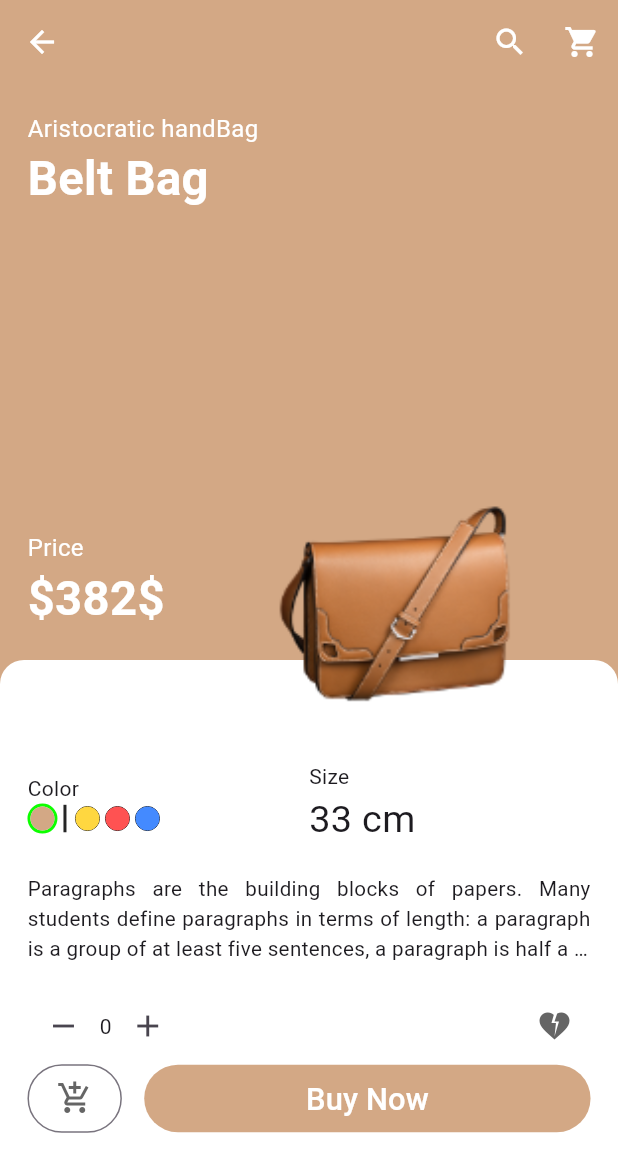
After one commit to Mahmoud-Magdy17/market_app_women_category_page, a Flutter app: the screen it shows after launch, after a tap on "Belt Bag", on a phone screen of 412 x 824 dp. The commit adds this screen. Shown: the top 1172 px of the screen. Run offline on Flutter 3.47's test engine with Material 3 defaults, Android fonts, the phone set to English and light mode, and no system bars; our stand-ins replace flutter_screenutil.

Commit message:
Category Item page

```diff
--- /dev/null
+++ b/lib/constants/colors.dart
@@ -0,0 +1,7 @@
+import 'dart:ui';
+
+import 'package:flutter/material.dart';
+
+const Color myRed = Colors.redAccent;
+const Color myBlue = Colors.blueAccent;
+const Color myYello = Colors.amberAccent;
--- /dev/null
+++ b/lib/constants/women_handbag.dart
@@ -0,0 +1,76 @@
+import 'package:flutter/material.dart';
+import 'package:task_1/models/grid_item.dart';
+
+List<GridItem> handBagItemList = [
+  GridItem(
+    addedToCart: false,
+    bgColor: const Color(0xff4382B1),
+    path: "lib/assets/images/bag_1.png",
+    itemName: "Office Code",
+    price: "129\$",
+    categroy: Category.handBag,
+    discribtion:
+        "Paragraphs are the building blocks of papers. Many students define paragraphs in terms of length: a paragraph is a group of at least five sentences, a paragraph is half a page long, etc.",
+    size: 31,
+    numberOfItems: 0,
+  ),
+  GridItem(
+    addedToCart: false,
+    bgColor: const Color(0xffD3A885),
+    path: "lib/assets/images/bag_2.png",
+    itemName: "Belt Bag",
+    price: "382\$",
+    categroy: Category.handBag,
+    discribtion:
+        "Paragraphs are the building blocks of papers. Many students define paragraphs in terms of length: a paragraph is a group of at least five sentences, a paragraph is half a page long, etc.",
+    size: 33,
+    numberOfItems: 0,
+  ),
+  GridItem(
+    addedToCart: false,
+    bgColor: const Color(0xff9A9494),
+    path: "lib/assets/images/bag_3.png",
+    itemName: "Hang Up",
+    price: "194\$",
+    categroy: Category.handBag,
+    discribtion:
+        "Paragraphs are the building blocks of papers. Many students define paragraphs in terms of length: a paragraph is a group of at least five sentences, a paragraph is half a page long, etc.",
+    size: 19,
+    numberOfItems: 0,
+  ),
+  GridItem(
+    addedToCart: false,
+    bgColor: const Color(0xffE5B39A),
+    path: "lib/assets/images/bag_4.png",
+    itemName: "Old Fation",
+    price: "523\$",
+    categroy: Category.handBag,
+    discribtion:
+        "Paragraphs are the building blocks of papers. Many students define paragraphs in terms of length: a paragraph is a group of at least five sentences, a paragraph is half a page long, etc.",
+    size: 22,
+    numberOfItems: 0,
+  ),
+  GridItem(
+    addedToCart: false,
+    bgColor: const Color(0xffF77C81),
+    path: "lib/assets/images/bag_5.png",
+    itemName: "Binky Bink",
+    price: "234\$",
+    categroy: Category.handBag,
+    discribtion:
+        "Paragraphs are the building blocks of papers. Many students define paragraphs in terms of length: a paragraph is a group of at least five sentences, a paragraph is half a page long, etc.",
+    size: 10,
+    numberOfItems: 0,
+  ),
+  GridItem(
+    addedToCart: false,
+      numberOfItems: 0,
+      bgColor: const Color(0xffAEAEB0),
+      path: "lib/assets/images/bag_6.png",
+      itemName: "Gentle Black",
+      price: "176\$",
+      categroy: Category.handBag,
+      discribtion:
+          "Paragraphs are the building blocks of papers. Many students define paragraphs in terms of length: a paragraph is a group of at least five sentences, a paragraph is half a page long, etc.",
+      size: 18),
+];
--- a/lib/models/grid_item.dart
+++ b/lib/models/grid_item.dart
@@ -1,11 +1,26 @@
 import 'dart:ui';
+
+enum Category { handBag, jewellery, footwear, dresses }
 
 class GridItem {
   final String path;
   final String itemName;
   final String price;
   final Color bgColor;
-  const GridItem( {required this.bgColor,
+  final Category categroy;
+  int size = 16;
+  final String discribtion;
+  int? numberOfItems = 0;
+  bool? loved = false;
+  bool? addedToCart = false;
+  GridItem({
+    this.addedToCart,
+    this.loved,
+    required this.discribtion,
+    this.size = 16,
+    this.numberOfItems = 0,
+    required this.categroy,
+    required this.bgColor,
     required this.path,
     required this.itemName,
     required this.price,
--- /dev/null
+++ b/lib/pages/category_item_page.dart
@@ -0,0 +1,377 @@
+import 'dart:developer';
+
+import 'package:flutter/material.dart';
+import 'package:flutter_screenutil/flutter_screenutil.dart';
+import 'package:task_1/constants/colors.dart';
+import 'package:task_1/models/grid_item.dart';
+
+class CategoryItemPage extends StatefulWidget {
+  const CategoryItemPage({super.key, required this.gridItem});
+  final GridItem gridItem;
+  @override
+  State<CategoryItemPage> createState() => _CategoryItemPageState();
+}
+
+class _CategoryItemPageState extends State<CategoryItemPage> {
+  Map<Category, String> categories = {
+    Category.dresses: "dresses",
+    Category.footwear: "footwear",
+    Category.handBag: "handBag",
+    Category.jewellery: "jewellery",
+  };
+  Color? itemColor;
+  @override
+  void initState() {
+    super.initState();
+    itemColor = widget.gridItem.bgColor;
+  }
+
+  addToCart() {
+    setState(() {
+      widget.gridItem.addedToCart = widget.gridItem.addedToCart == false;
+      log("message");
+    });
+  }
+
+  void loveItem() {
+    setState(() {
+      widget.gridItem.loved = widget.gridItem.loved == false;
+    });
+  }
+
+  void incrementAdd() {
+    setState(() {
+      widget.gridItem.numberOfItems = widget.gridItem.numberOfItems! + 1;
+    });
+  }
+
+  void decrementAdd() {
+    setState(() {
+      if (widget.gridItem.numberOfItems! > 0) {
+        widget.gridItem.numberOfItems = widget.gridItem.numberOfItems! - 1;
+      }
+    });
+  }
+
+  @override
+  Widget build(BuildContext context) {
+    return Scaffold(
+      backgroundColor: itemColor,
+      appBar: AppBar(
+        leading: IconButton(
+          icon: Icon(
+            Icons.arrow_back,
+            color: Colors.white,
+          ),
+          onPressed: () {
+            Navigator.pop(context);
+          },
+        ),
+        backgroundColor: Colors.transparent,
+        // leading: Icon(Icons.arrow_back_sharp),
+        actions: [
+          IconButton(
+              onPressed: () {},
+              icon: const Icon(
+                Icons.search,
+                color: Colors.white,
+              )),
+          IconButton(
+              onPressed: () {},
+              icon: const Icon(
+                Icons.shopping_cart,
+                color: Colors.white,
+              )),
+        ],
+      ),
+      body: Stack(alignment: Alignment.centerRight, children: [
+        Column(
+          children: [
+            Expanded(
+              child: Container(
+                alignment: Alignment.topLeft,
+                color: itemColor,
+                padding: EdgeInsets.symmetric(horizontal: 32.w, vertical: 24.h),
+                child: Column(
+                  crossAxisAlignment: CrossAxisAlignment.start,
+                  mainAxisAlignment: MainAxisAlignment.spaceBetween,
+                  children: [
+                    Column(
+                      crossAxisAlignment: CrossAxisAlignment.start,
+                      children: [
+                        Text(
+                          "Aristocratic ${categories[widget.gridItem.categroy]!}",
+                          style:
+                              TextStyle(color: Colors.white, fontSize: 28.sp),
+                        ),
+                        Text(
+                          widget.gridItem.itemName,
+                          style: TextStyle(
+                              color: Colors.white,
+                              fontSize: 55.sp,
+                              fontWeight: FontWeight.bold),
+                        ),
+                      ],
+                    ),
+                    // const SizedBox(height: double.maxFinite),
+                    Column(
+                      crossAxisAlignment: CrossAxisAlignment.start,
+                      children: [
+                        Text(
+                          "Price",
+                          style:
+                              TextStyle(color: Colors.white, fontSize: 28.sp),
+                        ),
+                        Text(
+                          "\$${widget.gridItem.price}",
+                          style: TextStyle(
+                              color: Colors.white,
+                              fontSize: 55.sp,
+                              fontWeight: FontWeight.bold),
+                        ),
+                      ],
+                    ),
+                  ],
+                ),
+              ),
+            ),
+            Expanded(
+              child: Container(
+                padding: EdgeInsets.symmetric(horizontal: 32.w),
+                width: double.maxFinite,
+                decoration: BoxDecoration(
+                  color: Colors.white,
+                  borderRadius: BorderRadius.only(
+                      topLeft: Radius.circular(16),
+                      topRight: Radius.circular(16)),
+                ),
+                child: Column(
+                  mainAxisAlignment: MainAxisAlignment.center,
+                  children: [
+                    Row(children: [
+                      Expanded(
+                        child: Column(
+                          crossAxisAlignment: CrossAxisAlignment.start,
+                          children: [
+                            Text("Color"),
+                            Row(
+                              children: [
+                                InkWell(
+                                  onTap: () {
+                                    setState(() {
+                                      itemColor = widget.gridItem.bgColor;
+                                    });
+                                  },
+                                  child: Container(
+                                    decoration: BoxDecoration(
+                                      shape: BoxShape.circle,
+                                      border:
+                                          itemColor != widget.gridItem.bgColor
+                                              ? Border.all(width: 0)
+                                              : Border.all(
+                                                  color: Color.fromARGB(
+                                                      255, 13, 255, 0),
+                                                  width: 2,
+                                                ),
+                                    ),
+                                    child: CircleAvatar(
+                                      radius: 8,
+                                      backgroundColor: widget.gridItem.bgColor,
+                                    ),
+                                  ),
+                                ),
+                                Container(
+                                  height: 24.h,
+                                  width: 2,
+                                  color: const Color.fromARGB(255, 37, 37, 37),
+                                  margin: EdgeInsets.symmetric(horizontal: 4),
+                                ),
+                                Padding(
+                                  padding: const EdgeInsets.symmetric(
+                                      horizontal: 2.0),
+                                  child: Container(
+                                    decoration: BoxDecoration(
+                                      shape: BoxShape.circle,
+                                      border: itemColor != myYello
+                                          ? Border.all(width: 0)
+                                          : Border.all(
+                                              color: Color.fromARGB(
+                                                  255, 13, 255, 0),
+                                              width: 2,
+                                            ),
+                                    ),
+                                    child: InkWell(
+                                      onTap: () {
+                                        setState(() {
+                                          itemColor = myYello;
+                                        });
+                                      },
+                                      child: CircleAvatar(
+                                        backgroundColor: myYello,
+                                        radius: 8,
+                                      ),
+                                    ),
+                                  ),
+                                ),
+                                Padding(
+                                  padding: const EdgeInsets.symmetric(
+                                      horizontal: 2.0),
+                                  child: Container(
+                                    decoration: BoxDecoration(
+                                      shape: BoxShape.circle,
+                                      border: itemColor != myRed
+                                          ? Border.all(width: 0)
+                                          : Border.all(
+                                              color: Color.fromARGB(
+                                                  255, 13, 255, 0),
+                                              width: 2,
+                                            ),
+                                    ),
+                                    child: InkWell(
+                                      onTap: () {
+                                        setState(() {
+                                          itemColor = myRed;
+                                        });
+                                      },
+                                      child: CircleAvatar(
+                                        radius: 8,
+                                        backgroundColor: myRed,
+                                      ),
+                                    ),
+                                  ),
+                                ),
+                                Padding(
+                                  padding: const EdgeInsets.symmetric(
+                                      horizontal: 2.0),
+                                  child: Container(
+                                    decoration: BoxDecoration(
+                                      shape: BoxShape.circle,
+                                      border: itemColor != myBlue
+                                          ? Border.all(width: 0)
+                                          : Border.all(
+                                              color: Color.fromARGB(
+                                                  255, 13, 255, 0),
+                                              width: 2,
+                                            ),
+                                    ),
+                                    child: InkWell(
+                                      onTap: () {
+                                        setState(() {
+                                          itemColor = myBlue;
+                                        });
+                                      },
+                                      child: const CircleAvatar(
+                                        radius: 8,
+                                        backgroundColor: myBlue,
+                                      ),
+                                    ),
+                                  ),
+                                )
+                              ],
+                            )
+                          ],
+                        ),
+                      ),
+                      Expanded(
+                        child: Column(
+                          crossAxisAlignment: CrossAxisAlignment.start,
+                          children: [
+                            Text("Size"),
+                            Text(
+                              "${widget.gridItem.size} cm",
+                              style: TextStyle(fontSize: 44.sp),
+                            )
+                          ],
+                        ),
+                      ),
+                    ]),
+                    SizedBox(
+                      height: 24.h,
+                    ),
+                    Text(
+                      widget.gridItem.discribtion,
+                      overflow: TextOverflow.ellipsis,
+                      maxLines: 3,
+                      textAlign: TextAlign.justify,
+                      style: TextStyle(
+                        fontSize: 24.sp,
+                      ),
+                    ),
+                    SizedBox(
+                      height: 24.h,
+                    ),
+                    Row(
+                      children: [
+                        IconButton(
+                          onPressed: decrementAdd,
+                          icon: Icon(Icons.remove),
+                        ),
+                        Text("${widget.gridItem.numberOfItems}"),
+                        IconButton(
+                          onPressed: incrementAdd,
+                          icon: Icon(Icons.add),
+                        ),
+                        Spacer(),
+                        IconButton(
+                          onPressed: loveItem,
+                          style: IconButton.styleFrom(
+                            foregroundColor: widget.gridItem.loved == false
+                                ? itemColor
+                                : const Color.fromARGB(255, 101, 101, 101),
+                          ),
+                          icon: Icon(
+                            Icons.heart_broken,
+                          ),
+                        ),
+                      ],
+                    ),
+                    // SizedBox(height: 8.h,),
+                    Row(
+                      children: [
+                        IconButton.outlined(
+                          onPressed: addToCart,
+                          style: IconButton.styleFrom(
+                              backgroundColor:
+                                  widget.gridItem.addedToCart == false
+                                      ? const Color.fromARGB(0, 101, 101, 101)
+                                      : itemColor,
+                              minimumSize: Size(110.w, 60.h)),
+                          icon: Icon(Icons.add_shopping_cart_outlined,
+                              color: widget.gridItem.addedToCart == false
+                                  ? const Color.fromARGB(255, 101, 101, 101)
+                                  : Colors.white),
+                        ),
+                        const Spacer(),
+                        TextButton(
+                          style: TextButton.styleFrom(
+                              minimumSize: Size(520.w, double.minPositive),
+                              foregroundColor: Colors.white,
+                              backgroundColor: itemColor),
+                          onPressed: () {},
+                          child: Text(
+                            "Buy Now",
+                            style: TextStyle(fontSize: 36.sp),
+                          ),
+                        ),
+                      ],
+                    ),
+                  ],
+                ),
+              ),
+            ),
+          ],
+        ),
+        Container(
+          margin: EdgeInsets.only(right: 80.w, bottom: 75),
+          width: 360.w,
+          height: 360.h,
+          // color: Colors.amber,
+          decoration: BoxDecoration(
+            image: DecorationImage(
+                image: AssetImage(widget.gridItem.path), fit: BoxFit.contain),
+          ),
+        )
+      ]),
+    );
+  }
+}
--- a/lib/widgets/custom_grid.dart
+++ b/lib/widgets/custom_grid.dart
@@ -1,26 +1,19 @@
 import 'package:flutter/material.dart';
 import 'package:flutter/widgets.dart';
-import 'package:task_1/models/grid_item.dart';
+import 'package:task_1/constants/women_handbag.dart';
 import 'package:task_1/widgets/custom_grid_item.dart';
 
 class CustomGrid extends StatelessWidget {
   const CustomGrid({super.key});
-  final List<GridItem> gridItemList = const [
-    GridItem(bgColor: Color(0xff4382B1), path: "lib/assets/images/bag_1.png", itemName: "Office Code", price: "234\$"),
-    GridItem(bgColor: Color(0xffD3A885), path: "lib/assets/images/bag_2.png", itemName: "Belt Bag", price: "234\$"),
-    GridItem(bgColor: Color(0xff9A9494), path: "lib/assets/images/bag_3.png", itemName: "Hang Up", price: "234\$"),
-    GridItem(bgColor: Color(0xffE5B39A), path: "lib/assets/images/bag_4.png", itemName: "Old Fation", price: "234\$"),
-    GridItem(bgColor: Color(0xffF77C81), path: "lib/assets/images/bag_5.png", itemName: "Binky Bink", price: "234\$"),
-    GridItem(bgColor: Color(0xffAEAEB0), path: "lib/assets/images/bag_6.png", itemName: "Gentle Black", price: "234\$"),
-  ];
+
 
   @override
   Widget build(BuildContext context) {
     return GridView.builder(
       itemBuilder: (context, index) => CustomGridItem(
-        gridItem: gridItemList[index],
+        gridItem: handBagItemList[index],
       ),
-      itemCount: gridItemList.length,
+      itemCount: handBagItemList.length,
       gridDelegate: const SliverGridDelegateWithFixedCrossAxisCount(
         crossAxisSpacing: 8,
         crossAxisCount: 2,
--- a/lib/widgets/custom_grid_item.dart
+++ b/lib/widgets/custom_grid_item.dart
@@ -1,14 +1,34 @@
 import 'package:flutter/material.dart';
-import 'package:flutter/widgets.dart';
 import 'package:flutter_screenutil/flutter_screenutil.dart';
 import 'package:task_1/models/grid_item.dart';
+import 'package:task_1/pages/category_item_page.dart';
 
 class CustomGridItem extends StatelessWidget {
   const CustomGridItem({super.key, required this.gridItem});
   final GridItem gridItem;
   @override
   Widget build(BuildContext context) {
-    return SingleChildScrollView(
+    return CardItem(gridItem: gridItem);
+  }
+}
+
+class CardItem extends StatelessWidget {
+  const CardItem({
+    super.key,
+    required this.gridItem,
+  });
+
+  final GridItem gridItem;
+
+  @override
+  Widget build(BuildContext context) {
+    return InkWell(
+      onTap: () {
+        Navigator.push(context,
+        MaterialPageRoute(builder: (context)=> CategoryItemPage(gridItem: gridItem))
+        );
+      },
+      child: SingleChildScrollView(
         child: Column(
           mainAxisSize: MainAxisSize.min,
           crossAxisAlignment: CrossAxisAlignment.start,
@@ -31,6 +51,7 @@ class CustomGridItem extends StatelessWidget {
             Text(gridItem.price),
           ],
         ),
+      ),
     );
   }
 }
```
Also changed, not shown: 1 other file. Lines whose indentation alone changed are shown as unchanged.
